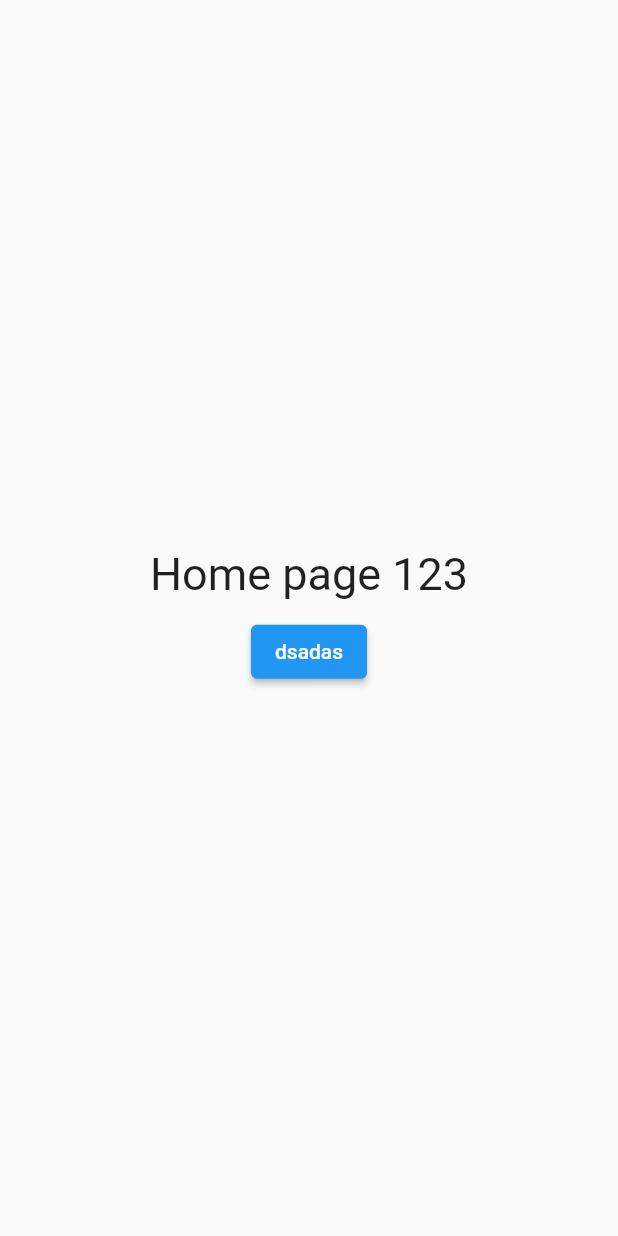
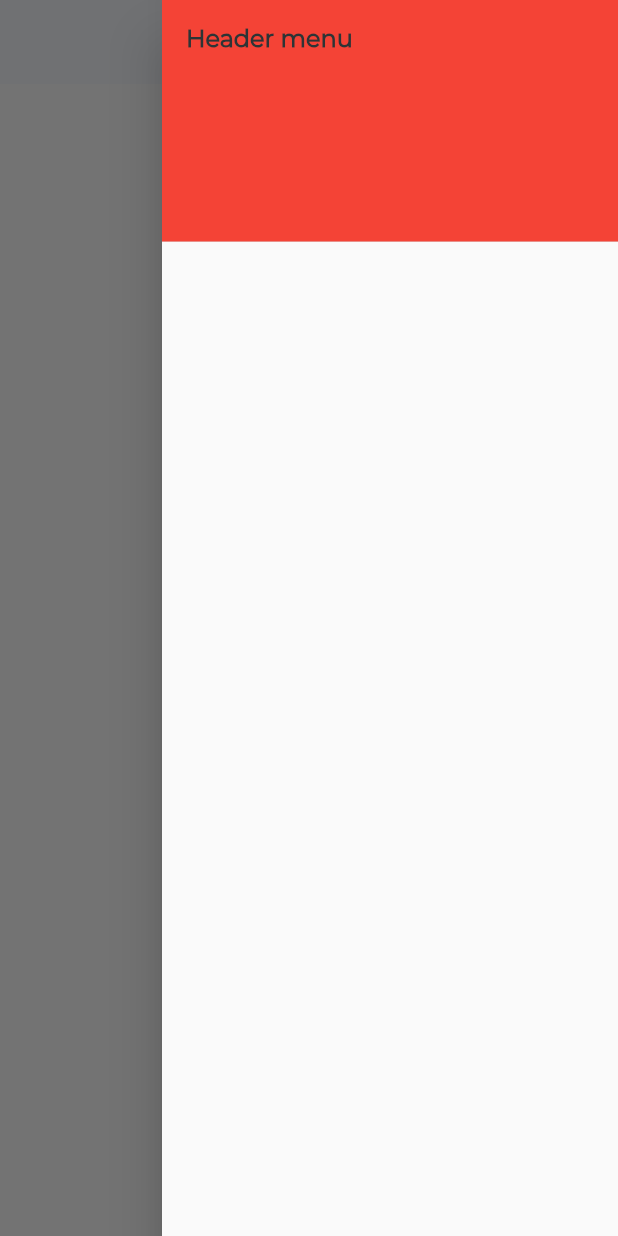
Before and after one commit to HaManhCuong-2910/cwc_store_flutter, a Flutter app: the screen it shows after launch, with the side drawer open (before the commit the screen has no drawer), on a phone screen of 412 x 824 dp. Run offline on Flutter 3.47's test engine with Material 2 defaults, Android fonts, the phone set to English and light mode, and no system bars; our stand-ins replace hooks_riverpod.

Commit message:
study drawer

```diff
--- /dev/null
+++ b/lib/components/common/DrawerComponent.dart
@@ -0,0 +1,20 @@
+import 'package:cwc_store/components/common/TextCommonComponent.dart';
+import 'package:flutter/material.dart';
+
+class DrawerCommon extends StatelessWidget {
+  const DrawerCommon({super.key});
+
+  @override
+  Widget build(BuildContext context) {
+    return Drawer(
+      child: ListView(
+        children: const <Widget>[
+          DrawerHeader(
+            decoration: BoxDecoration(color: Colors.red),
+            child: TextCommon('Header menu'),
+          )
+        ],
+      ),
+    );
+  }
+}
--- /dev/null
+++ b/lib/components/common/TextCommonComponent.dart
@@ -0,0 +1,24 @@
+import 'package:cwc_store/theme/app_theme.dart';
+import 'package:flutter/material.dart';
+
+class TextCommon extends StatelessWidget {
+  const TextCommon(this.data, {super.key, this.style});
+
+  final String data;
+
+  final TextStyle? style;
+
+  static TextStyle commonStyle = const TextStyle(
+      fontSize: 16.0,
+      color: ColorsCommon.colorBlack500,
+      fontFamily: 'Montserrat',
+      fontWeight: FontWeight.w600);
+
+  @override
+  Widget build(BuildContext context) {
+    return Text(
+      data,
+      style: commonStyle.merge(style),
+    );
+  }
+}
--- /dev/null
+++ b/lib/components/home/RightSideMenuComponent.dart
@@ -0,0 +1,24 @@
+import 'package:cwc_store/theme/app_theme.dart';
+import 'package:flutter/material.dart';
+
+class RightSideMenu extends StatelessWidget {
+  const RightSideMenu({super.key});
+
+  @override
+  Widget build(BuildContext context) {
+    final GlobalKey<ScaffoldState> _scaffoldKey = GlobalKey<ScaffoldState>();
+    return Row(
+      children: [
+        GestureDetector(
+            onTap: () {
+              _scaffoldKey.currentState!.openEndDrawer();
+            },
+            child: const Icon(
+              Icons.menu_open,
+              color: ColorsCommon.colorBlack500,
+              size: 25.0,
+            )),
+      ],
+    );
+  }
+}
--- /dev/null
+++ b/lib/components/home/TestProviderComponent.dart
@@ -0,0 +1,30 @@
+// ignore: file_names
+import 'package:flutter/material.dart';
+import 'package:hooks_riverpod/hooks_riverpod.dart';
+
+// We create a "provider", which will store a value (here "Hello world").
+// By using a provider, this allows us to mock/override the value exposed.
+final helloWorldProvider = StateProvider((ref) => 'Hello world 123');
+
+class TestProviderComponent extends HookConsumerWidget {
+  const TestProviderComponent({super.key});
+
+  @override
+  Widget build(BuildContext context, WidgetRef ref) {
+    final String value = ref.watch(helloWorldProvider);
+    return Column(children: [
+      Text(
+        value,
+        style: const TextStyle(fontSize: 20.0),
+      ),
+      Container(
+        margin: const EdgeInsets.only(top: 10.0),
+        child: ElevatedButton(
+            onPressed: () {
+              ref.read(helloWorldProvider.notifier).state = 'change state';
+            },
+            child: const Text('change state')),
+      )
+    ]);
+  }
+}
--- a/lib/main.dart
+++ b/lib/main.dart
@@ -1,67 +1,10 @@
-import 'package:flutter/cupertino.dart';
+import 'package:cwc_store/router/index.dart';
 import 'package:flutter/material.dart';
 
 void main() {
   runApp(MaterialApp(
     debugShowCheckedModeBanner: false,
-    onGenerateRoute: (RouteSettings settings) {
-      switch (settings.name) {
-        case '/':
-          return CupertinoPageRoute(
-              builder: (_) => const HomePage(), settings: settings);
-        case '/details':
-          return CupertinoPageRoute(
-              builder: (_) => const SecondPage(), settings: settings);
-        default:
-          return CupertinoPageRoute(
-              builder: (_) => const HomePage(), settings: settings);
-      }
-    },
-    title: 'Navigation Basics',
+    onGenerateRoute: router,
+    title: 'CWC STORE APP',
   ));
 }
-
-class HomePage extends StatelessWidget {
-  const HomePage({super.key});
-
-  @override
-  Widget build(BuildContext context) {
-    return Scaffold(
-      body: Center(
-        child: Column(
-          mainAxisAlignment: MainAxisAlignment.center,
-          children: [
-            const Text(
-              'Home page 123',
-              style: TextStyle(fontSize: 30.0),
-            ),
-            Container(
-              margin: const EdgeInsets.only(top: 10.0),
-              child: ElevatedButton(
-                  onPressed: () {
-                    Navigator.pushNamed(context, '/details');
-                  },
-                  child: const Text('dsadas')),
-            )
-          ],
-        ),
-      ),
-    );
-  }
-}
-
-class SecondPage extends StatelessWidget {
-  const SecondPage({super.key});
-
-  @override
-  Widget build(BuildContext context) {
-    return Scaffold(
-      appBar: AppBar(
-        title: const Text('app bar second'),
-      ),
-      body: const Center(
-        child: Text('second page'),
-      ),
-    );
-  }
-}
--- /dev/null
+++ b/lib/page/home/HomePage.dart
@@ -0,0 +1,61 @@
+// ignore: file_names
+import 'package:cwc_store/components/common/DrawerComponent.dart';
+import 'package:cwc_store/components/home/RightSideMenuComponent.dart';
+import 'package:cwc_store/theme/app_theme.dart';
+import 'package:cwc_store/components/common/TextCommonComponent.dart';
+import 'package:cwc_store/components/home/TestProviderComponent.dart';
+import 'package:flutter/material.dart';
+
+class HomePage extends StatefulWidget {
+  const HomePage({super.key});
+
+  @override
+  State<HomePage> createState() => _HomePage();
+}
+
+class _HomePage extends State<HomePage> {
+  final GlobalKey<ScaffoldState> _scaffoldKey = GlobalKey<ScaffoldState>();
+  @override
+  Widget build(BuildContext context) {
+    return SafeArea(
+        child: Scaffold(
+      key: _scaffoldKey,
+      endDrawerEnableOpenDragGesture: false,
+      endDrawer: const DrawerCommon(),
+      appBar: AppBar(
+        title: const SizedBox(
+          width: double.infinity,
+          child: Row(
+            mainAxisAlignment: MainAxisAlignment.spaceBetween,
+            children: [
+              SizedBox(
+                width: 40,
+              ),
+              TextCommon('Home'),
+              RightSideMenu()
+            ],
+          ),
+        ),
+        elevation: 0,
+        backgroundColor: ColorsCommon.colorWhite100,
+      ),
+      body: Center(
+        child: Column(
+          mainAxisAlignment: MainAxisAlignment.center,
+          crossAxisAlignment: CrossAxisAlignment.center,
+          children: [
+            const TestProviderComponent(),
+            Container(
+              margin: const EdgeInsets.only(top: 10.0),
+              child: ElevatedButton(
+                  onPressed: () {
+                    Navigator.pushNamed(context, '/details');
+                  },
+                  child: const Text('redirect to detail')),
+            )
+          ],
+        ),
+      ),
+    ));
+  }
+}
--- /dev/null
+++ b/lib/theme/app_theme.dart
@@ -0,0 +1,10 @@
+import 'package:flutter/material.dart';
+
+class ColorsCommon {
+  static const Color colorWhite100 = Color(0xfff5f6fa);
+  static const Color colorBlack500 = Color(0xff2d3436);
+}
+
+class ImagesCommon {
+  // static const AssetImage colorWhite100 = AssetImage('assets/font');
+}
```
Also changed, not shown: lib/page/product/ListProductPage.dart (added, +17 -0 lines), lib/page/product/ProductPage.dart (added, +30 -0 lines), lib/router/index.dart (added, +24 -0 lines), pubspec.yaml (+13 -11 lines), assets/font/Montserrat-Regular.ttf (added), lib/constant/index.dart (added), pubspec.lock, 1 other file.
